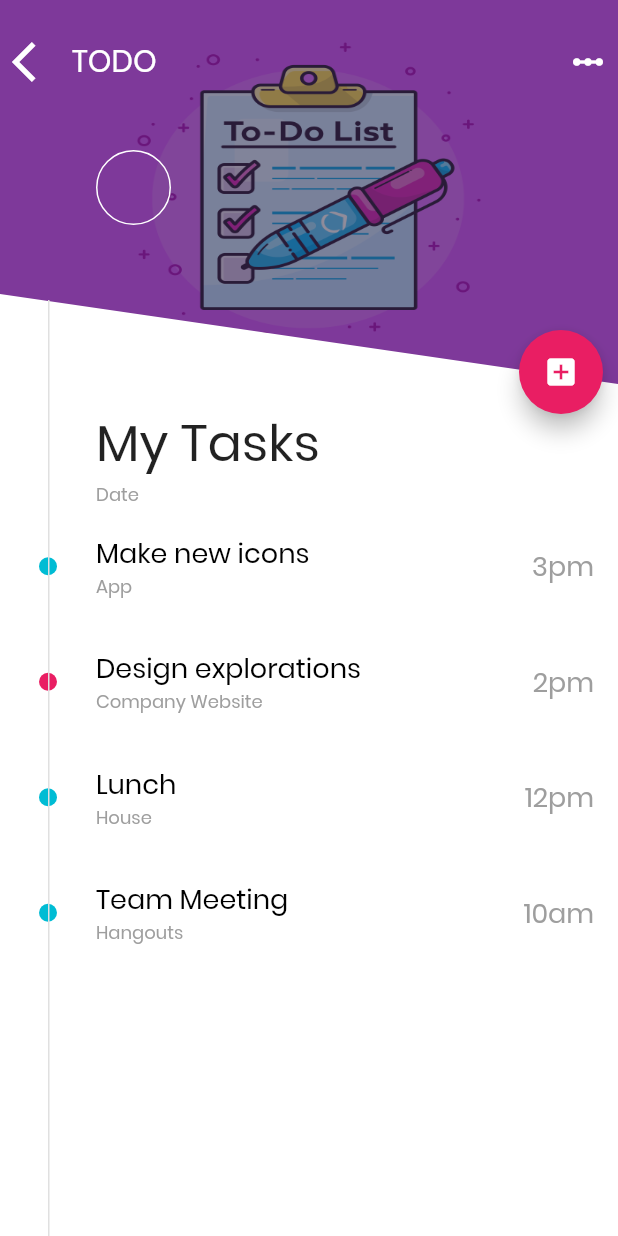
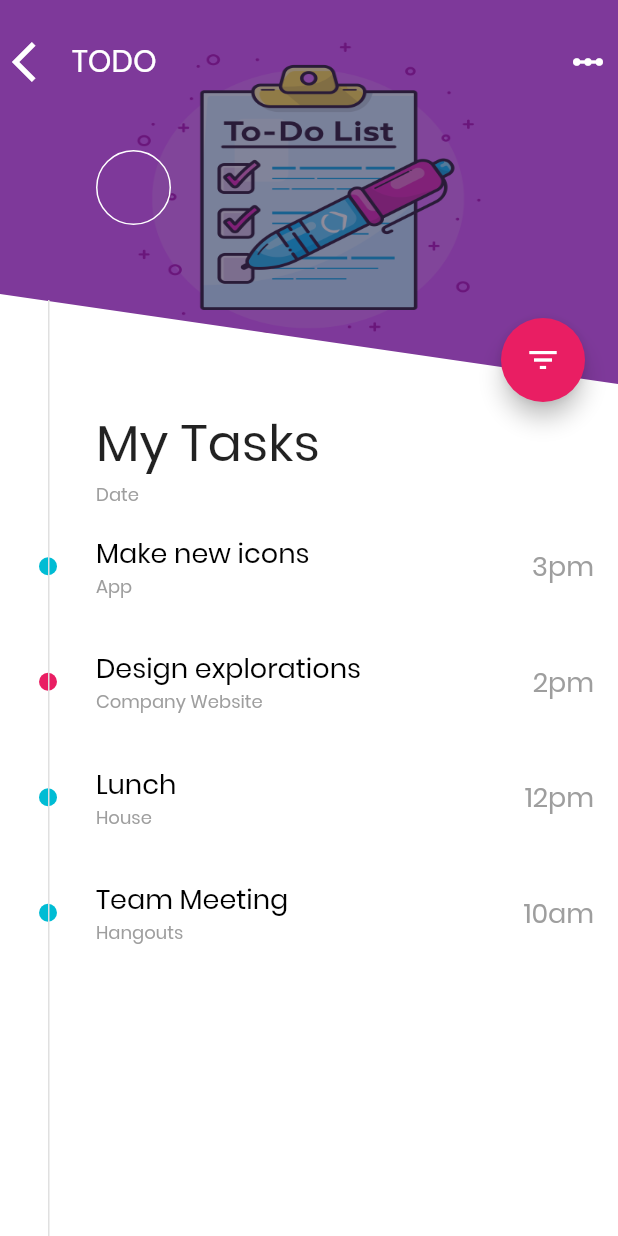
Before and after one commit to ritik-rathi/housewife, a Flutter app: the TodoList screen opened directly, on a phone screen of 412 x 824 dp. Run offline on Flutter 3.47's test engine with Material 2 defaults, Android fonts, the light colour scheme and no system bars; our stand-ins replace firebase_auth, flutter_calendar_carousel, gradient_widgets; missing offline and left inert: gradient_text; accounts and stored records are empty.

Commit message:
Button working

```diff
--- a/lib/main.dart
+++ b/lib/main.dart
@@ -22,7 +22,7 @@ class MyApp extends StatelessWidget {
       title: 'HomeMaker',
       debugShowCheckedModeBanner: false,
       theme: ThemeData(fontFamily: 'Poppins'),
-      home: Records(),
+      home: TodoList(),
       // initialRoute: '.',
       routes: {
         '.': (context) => SplashScreens(),
--- /dev/null
+++ b/lib/todo_list/fab.dart
@@ -0,0 +1,89 @@
+import 'package:flutter/material.dart';
+
+class Fab extends StatefulWidget {
+  final VoidCallback onClick;
+
+  Fab({Key key, this.onClick}) : super(key: key);
+
+  @override
+  _FabState createState() => _FabState();
+}
+
+class _FabState extends State<Fab> with SingleTickerProviderStateMixin {
+  AnimationController _controller;
+  Animation<Color> _colorAnimation;
+
+  @override
+  void initState() {
+    _controller = new AnimationController(
+        vsync: this, duration: Duration(milliseconds: 300));
+    _colorAnimation = new ColorTween(begin: Colors.pink, end: Colors.pink[800])
+        .animate(_controller);
+    super.initState();
+  }
+
+  @override
+  void dispose() {
+    _controller.dispose();
+    super.dispose();
+  }
+
+  @override
+  Widget build(BuildContext context) {
+    double scaleFactor =
+        2 * (_controller.value - 0.5).abs(); // *using this to get the change
+    return SizedBox(
+      width: 180.0,
+      height: 180.0,
+      child: new AnimatedBuilder(
+          animation: _controller,
+          builder: (context, child) {
+            return Stack(
+              alignment: Alignment.center,
+              children: <Widget>[
+                _buildExpandedBackground(),
+                FloatingActionButton(
+                  onPressed: _control,
+                  backgroundColor: _colorAnimation.value,
+                  child: Transform(
+                      alignment: Alignment.center,
+                      transform: new Matrix4.identity()..scale(1.0, scaleFactor),
+                      child: _controller.value > 0.5
+                          ? Icon(Icons.close)
+                          : Icon(Icons.filter_list)),
+                ),
+              ],
+            );
+          }),
+    );
+  }
+
+  open() {
+    if (_controller.isDismissed) {
+      _controller.forward();
+    }
+  }
+
+  close() {
+    if (_controller.isCompleted) {
+      _controller.reverse();
+    }
+  }
+
+  _control() {
+    if (_controller.isDismissed) {
+      open();
+    } else {
+      close();
+    }
+  }
+
+  Widget _buildExpandedBackground(){
+  double size = 20.0 + (180.0 - 20.0) * _controller.value;
+    return new Container(
+      height: size,
+      width: size,
+      decoration: new BoxDecoration(shape: BoxShape.circle, color: Colors.pink),
+    );
+}
+}
--- a/lib/todo_list/todo_list.dart
+++ b/lib/todo_list/todo_list.dart
@@ -1,4 +1,5 @@
 import 'package:flutter/material.dart';
+import 'package:fun_app/todo_list/fab.dart';
 import 'package:fun_app/todo_list/task_row.dart';
 import 'package:fun_app/todo_list/tasks.dart';
 
@@ -59,13 +60,9 @@ class _TodoListState extends State<TodoList> {
           _buildBottomPart(),
           _buildTimeLine(),
           Positioned(
-            right: 10.0,
-            top: 220.0,
-            child: FloatingActionButton(
-              onPressed: () {},
-              backgroundColor: Colors.pink,
-              child: Icon(Icons.add_box),
-            ),
+            right: -40.0,
+            top: 150.0,
+            child: Fab()
           )
         ],
       ),
```
Also changed, not shown: pubspec.lock.
